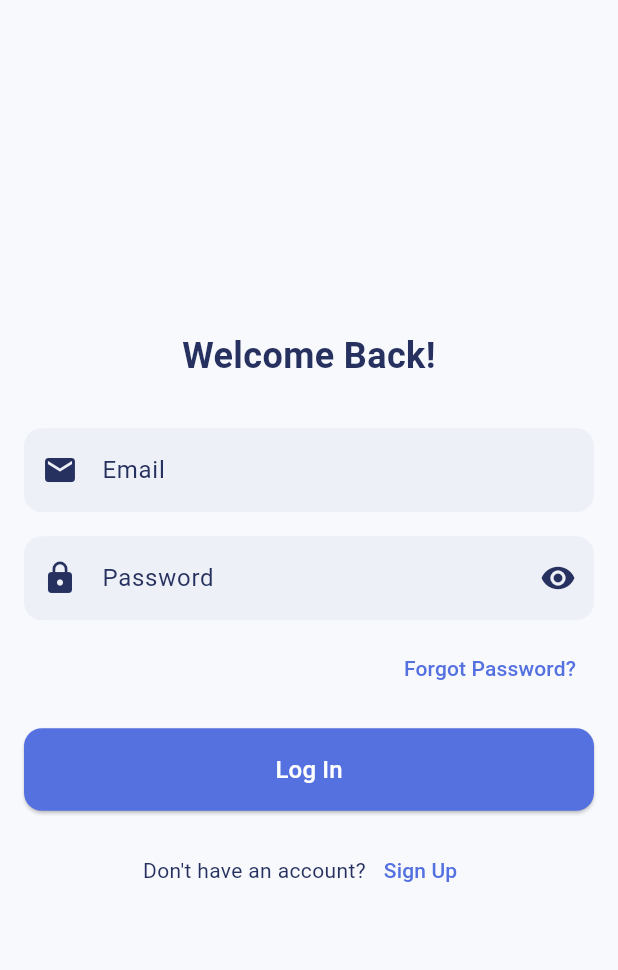
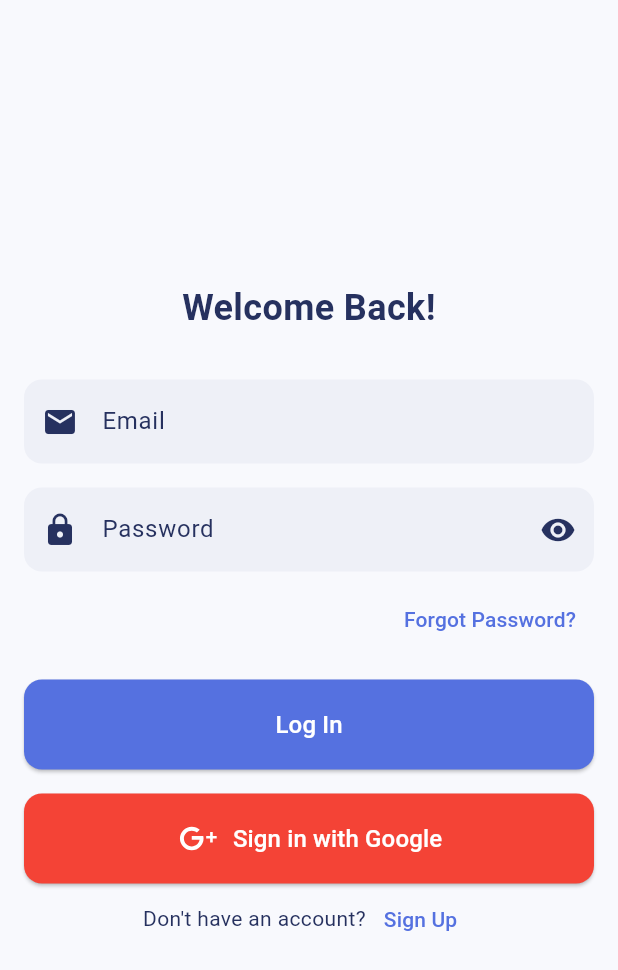
Before and after one commit to dbl8005/lyfer, a Flutter app: the screen it shows after launch, on a phone screen of 412 x 824 dp. Shown: the top 970 px of the screen. Run offline on Flutter 3.47's test engine with Material 3 defaults, Android fonts, the phone set to English and light mode, and no system bars; our stand-ins replace firebase_auth, firebase_core, flutter_riverpod, go_router, google_sign_in, line_icons; accounts and stored records are empty.

Commit message:
Implement Google Sign-In functionality: add Google authentication method, update login screen with Google sign-in button, and enhance AuthButton widget with optional parameters for customization.

```diff
--- a/lib/features/auth/presentation/screens/login_screen.dart
+++ b/lib/features/auth/presentation/screens/login_screen.dart
@@ -2,6 +2,7 @@ import 'package:firebase_auth/firebase_auth.dart';
 import 'package:flutter/material.dart';
 import 'package:flutter_riverpod/flutter_riverpod.dart';
 import 'package:go_router/go_router.dart';
+import 'package:line_icons/line_icons.dart';
 import 'package:lyfer/core/router/router.dart';
 import 'package:lyfer/core/utils/snackbars/snackbar.dart';
 import 'package:lyfer/features/auth/providers/auth_provider.dart';
@@ -78,6 +79,43 @@ class _LoginScreenState extends ConsumerState<LoginScreen> {
     }
   }
 
+  Future<void> _googleSignIn() async {
+    setState(() {
+      _isLoading = true;
+    });
+
+    try {
+      final authProvider = ref.read(authServiceProvider);
+      await authProvider.signInWithGoogle();
+
+      if (mounted) {
+        context.go(AppRouterConsts.home);
+      }
+    } on FirebaseAuthException catch (e) {
+      if (!mounted) return;
+
+      String message;
+      switch (e.code) {
+        case 'sign_in_canceled':
+          message = 'Sign in was canceled';
+          break;
+        case 'google_sign_in_failed':
+          message = 'Google Sign In failed. Please try again';
+          break;
+        default:
+          message = e.message ?? 'An error occurred during sign in';
+      }
+
+      AppSnackbar.show(context: context, message: message);
+    } finally {
+      if (mounted) {
+        setState(() {
+          _isLoading = false;
+        });
+      }
+    }
+  }
+
   @override
   Widget build(BuildContext context) {
     return Scaffold(
@@ -139,6 +177,17 @@ class _LoginScreenState extends ConsumerState<LoginScreen> {
               text: 'Log In',
             ),
             const SizedBox(height: 16),
+            AuthButton(
+              isLoading: _isLoading,
+              onPressed: _googleSignIn,
+              text: 'Sign in with Google',
+              buttonColor: Colors.red,
+              leadingIcon: Icon(
+                LineIcons.googlePlusG,
+                color: Colors.white,
+                size: 30,
+              ),
+            ),
             Row(
               mainAxisAlignment: MainAxisAlignment.center,
               children: [
--- a/lib/features/auth/presentation/widgets/auth_button.dart
+++ b/lib/features/auth/presentation/widgets/auth_button.dart
@@ -4,11 +4,16 @@ class AuthButton extends StatefulWidget {
   final bool isLoading;
   final VoidCallback onPressed;
   final String text;
+  final Color? buttonColor; // Optional button color
+  final Icon? leadingIcon; // Optional leading icon
+
   const AuthButton({
     super.key,
     required this.isLoading,
     required this.onPressed,
     required this.text,
+    this.buttonColor, // Optional parameter
+    this.leadingIcon, // Optional parameter
   });
 
   @override
@@ -22,10 +27,32 @@ class _AuthButtonState extends State<AuthButton> {
       onPressed: widget.isLoading ? null : widget.onPressed,
       style: ElevatedButton.styleFrom(
         padding: const EdgeInsets.symmetric(vertical: 16),
+        backgroundColor: widget.buttonColor,
+        fixedSize: Size(200, 60),
       ),
       child: widget.isLoading
-          ? const CircularProgressIndicator()
-          : Text(widget.text, style: TextStyle(fontSize: 16)),
+          ? const SizedBox(
+              height: 20,
+              width: 20,
+              child: CircularProgressIndicator(
+                strokeWidth: 2,
+                valueColor: AlwaysStoppedAnimation<Color>(Colors.white),
+              ),
+            )
+          : Row(
+              mainAxisAlignment: MainAxisAlignment.center,
+              mainAxisSize: MainAxisSize.min,
+              children: [
+                if (widget.leadingIcon != null) ...[
+                  widget.leadingIcon!,
+                  const SizedBox(width: 8),
+                ],
+                Text(
+                  widget.text,
+                  style: const TextStyle(fontSize: 16),
+                ),
+              ],
+            ),
     );
   }
 }
--- a/pubspec.yaml
+++ b/pubspec.yaml
@@ -40,6 +40,8 @@ dependencies:
   firebase_core: ^3.12.1
   cloud_firestore: ^5.6.5
   go_router: ^14.8.1
+  google_sign_in: ^6.2.2
+  line_icons: ^2.0.3
 
 dev_dependencies:
   flutter_test:
```
Also changed, not shown: lib/features/auth/services/auth_service.dart (+14 -0 lines), pubspec.lock, 3 other files.
